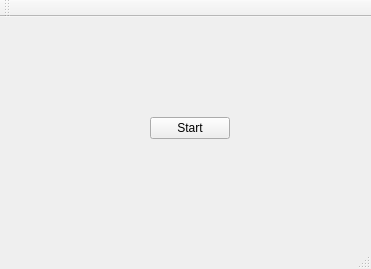
Above: src/mainwindow.ui from NRSoft/GSharpie before the change. Below: the same form after it.
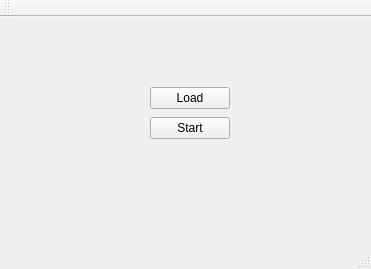
That is the form after the change.

```diff
--- a/src/mainwindow.ui
+++ b/src/mainwindow.ui
@@ -27,6 +27,19 @@
      <string>Start</string>
     </property>
    </widget>
+   <widget class="QPushButton" name="btnLoad">
+    <property name="geometry">
+     <rect>
+      <x>150</x>
+      <y>70</y>
+      <width>80</width>
+      <height>22</height>
+     </rect>
+    </property>
+    <property name="text">
+     <string>Load</string>
+    </property>
+   </widget>
   </widget>
   <widget class="QMenuBar" name="menuBar">
    <property name="geometry">
```
